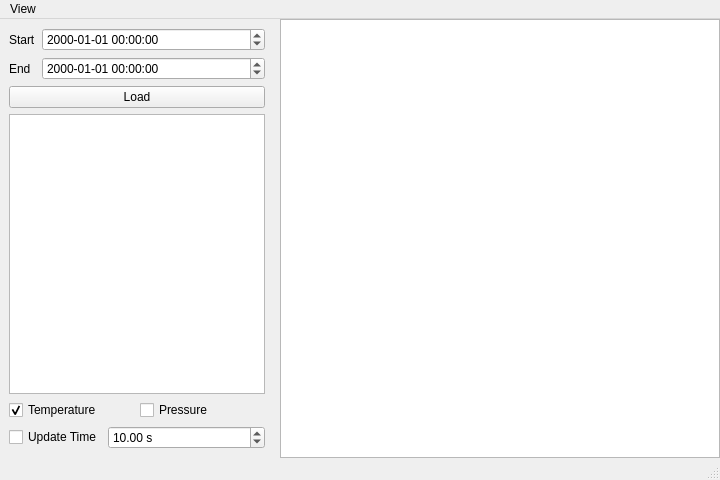
kmnhan/1KARPES_DAQ, file src/logviewer.ui: the form before one commit.
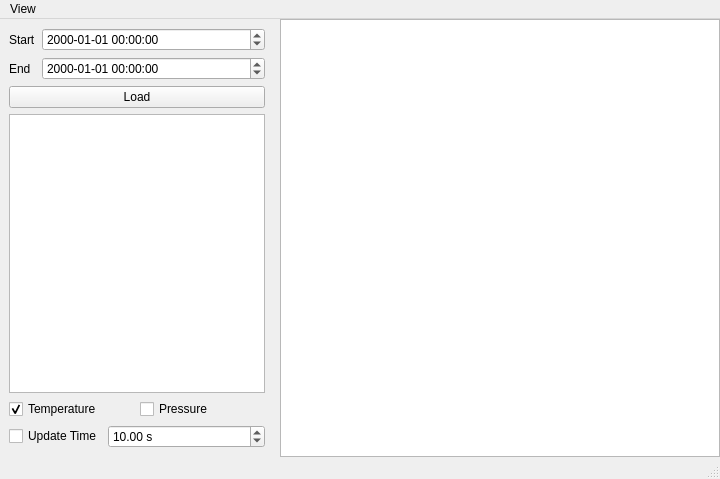
The form after the commit. Custom widgets are drawn as their Qt base class.

Diff of the .ui file:
```diff
--- a/src/logviewer.ui
+++ b/src/logviewer.ui
@@ -7,7 +7,7 @@
     <x>0</x>
     <y>0</y>
     <width>720</width>
-    <height>480</height>
+    <height>479</height>
    </rect>
   </property>
   <property name="windowTitle">
```
Left out of the diff: 5 changed lines with no effect on the pictures.
